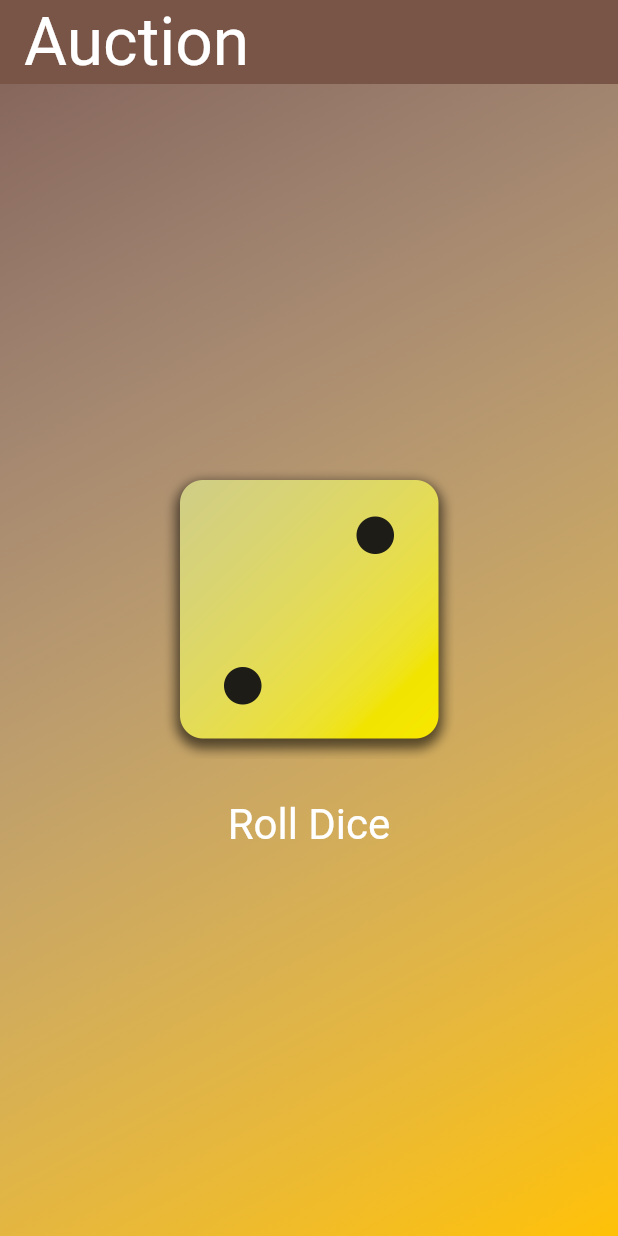
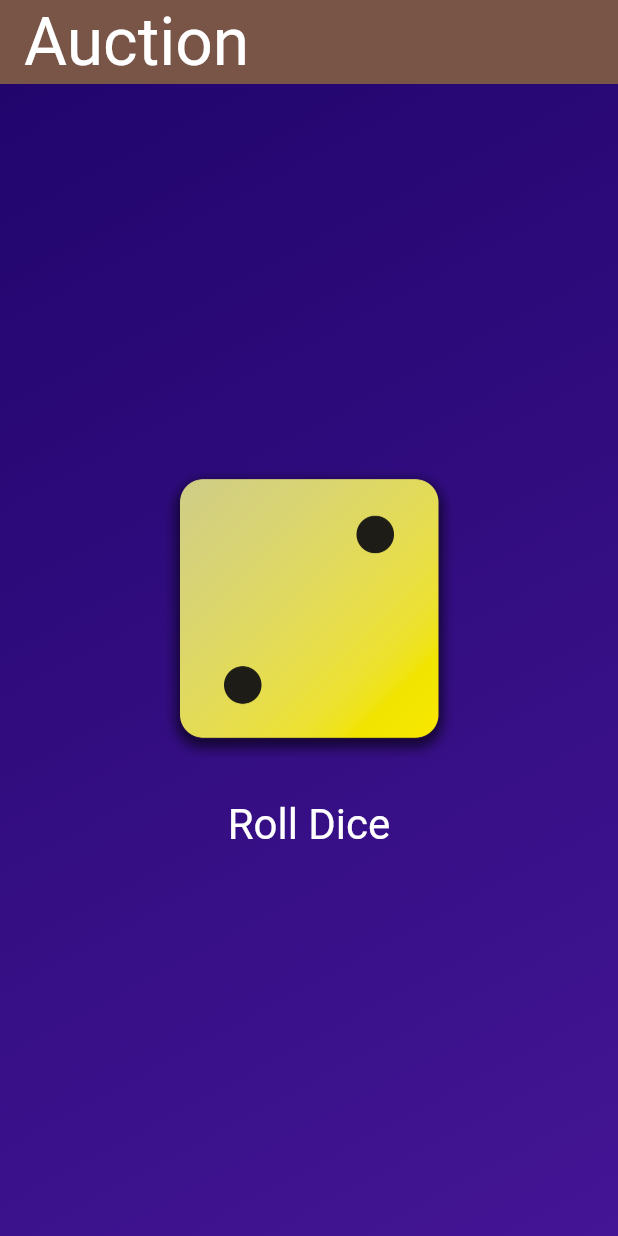
Before and after one commit to galiyev/flutter_todo, a Flutter app: the screen it shows after launch, after a tap on "Roll Dice", on a phone screen of 412 x 824 dp. Run offline on Flutter 3.47's test engine with Material 3 defaults, Android fonts, the phone set to English and light mode, and no system bars.

Commit message:
47 Lesson / const

```diff
--- /dev/null
+++ b/lib/dice_roller.dart
@@ -0,0 +1,11 @@
+import 'package:flutter/material.dart';
+
+class DiceRoller extends StatefulWidget {
+  const DiceRoller({super.key});
+
+  @override
+  State<StatefulWidget> createState() {
+    // TODO: implement createState
+    throw UnimplementedError();
+  }
+}
--- a/lib/gradient_container.dart
+++ b/lib/gradient_container.dart
@@ -1,54 +1,80 @@
-import 'package:flutter/cupertino.dart';
 import 'package:flutter/material.dart';
-import 'package:todo_app/styled_text.dart';
-
 
 const startAlignment = Alignment.topLeft;
 const endAlignment = Alignment.bottomRight;
 
 class GradientContainer extends StatelessWidget {
-  const GradientContainer({super.key, required this.colors});
+  GradientContainer(this.color1, this.color2, {super.key});
+  GradientContainer.purple({super.key})
+      : color1 = Colors.deepPurple,
+        color2 = Colors.indigo;
 
-  GradientContainer.purple({super.key}):colors = [Colors.deepPurple, Colors.indigo];
+  final Color color1;
+  final Color color2;
 
-  final List<Color> colors;
+  var activeDiceImage = 'assets/images/dice-2.png';
 
-  rollDice(){
-
+  void rollDice() {
+    activeDiceImage = 'assets/images/dice-3.png';
   }
 
-  //GradientContainer({key}):super(key:key);
   @override
-  Widget build(BuildContext context) {
-    // TODO: implement build
-    // throw UnimplementedError();
+  Widget build(context) {
     return Container(
       decoration: BoxDecoration(
         gradient: LinearGradient(
-              colors: colors,
+          colors: [color1, color2],
           begin: startAlignment,
           end: endAlignment,
-          )),
+        ),
+      ),
       child: Center(
         child: Column(
           mainAxisSize: MainAxisSize.min,
           children: [
-            Image.asset('assets/images/dice-2.png', width: 200,),
-            const SizedBox(height: 20,),
+            Image.asset(
+              activeDiceImage,
+              width: 200,
+            ),
+            const SizedBox(height: 20),
             TextButton(
               onPressed: rollDice,
               style: TextButton.styleFrom(
-                  padding: const EdgeInsets.only(top:0,),
+                // padding: const EdgeInsets.only(
+                //   top: 20,
+                // ),
                 foregroundColor: Colors.white,
                 textStyle: const TextStyle(
-                    fontSize: 28
+                  fontSize: 28,
                 ),
               ),
-                child: const Text('Roll Dice'))
+              child: const Text('Roll Dice'),
+            )
           ],
-        )
+        ),
       ),
     );
   }
+}
 
-}
+// class GradientContainer extends StatelessWidget {
+//   const GradientContainer({super.key, required this.colors});
+
+//   final List<Color> colors;
+
+//   @override
+//   Widget build(context) {
+//     return Container(
+//       decoration: BoxDecoration(
+//         gradient: LinearGradient(
+//           colors: colors,
+//           begin: startAlignment,
+//           end: endAlignment,
+//         ),
+//       ),
+//       child: const Center(
+//         child: StyledText('Hello World!'),
+//       ),
+//     );
+//   }
+// }
--- a/lib/main.dart
+++ b/lib/main.dart
@@ -29,7 +29,9 @@ class MyApp extends StatelessWidget {
           backgroundColor: Colors.brown,
           title: const Text('Auction', style: TextStyle(fontSize: 44, color: Colors.white),),
         ),
-        body: const GradientContainer(colors:[Colors.white10, Colors.amber])
+        body: GradientContainer(
+          Color.fromARGB(255, 33, 5, 109),
+          Color.fromARGB(255, 68, 21, 149),)
       ),
     );
   }
```
Lines whose indentation alone changed are shown as unchanged.
